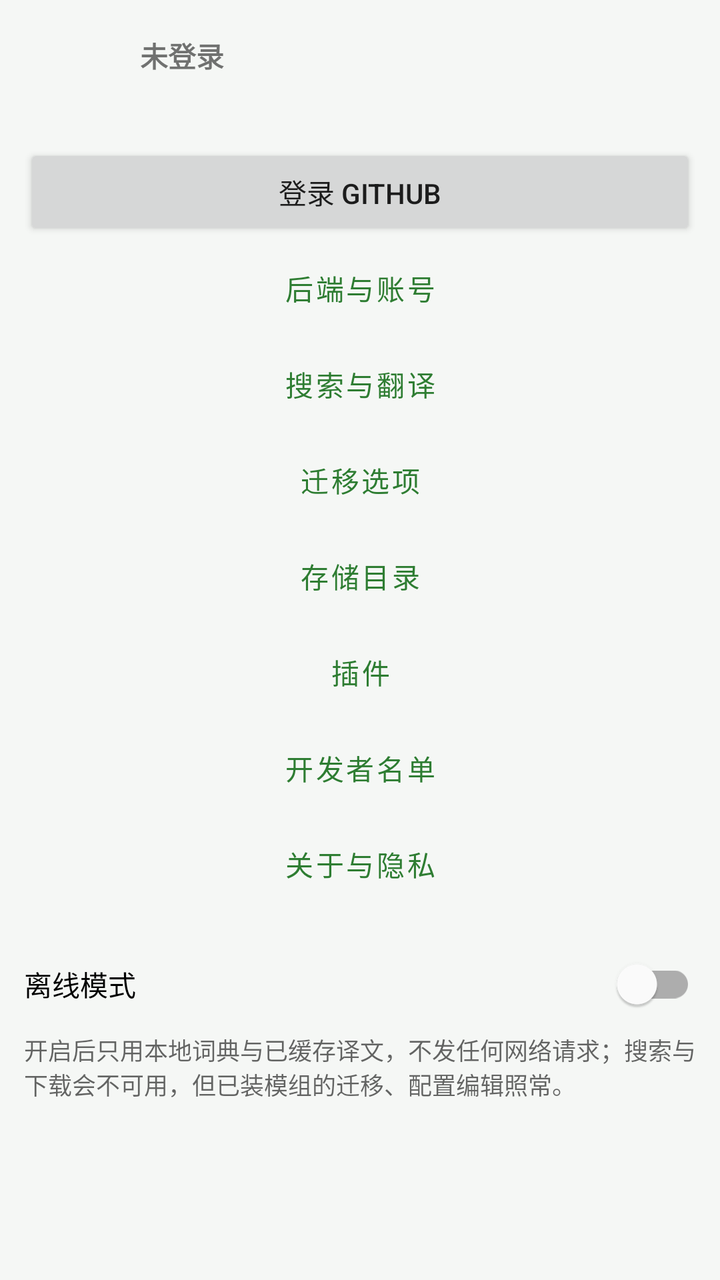
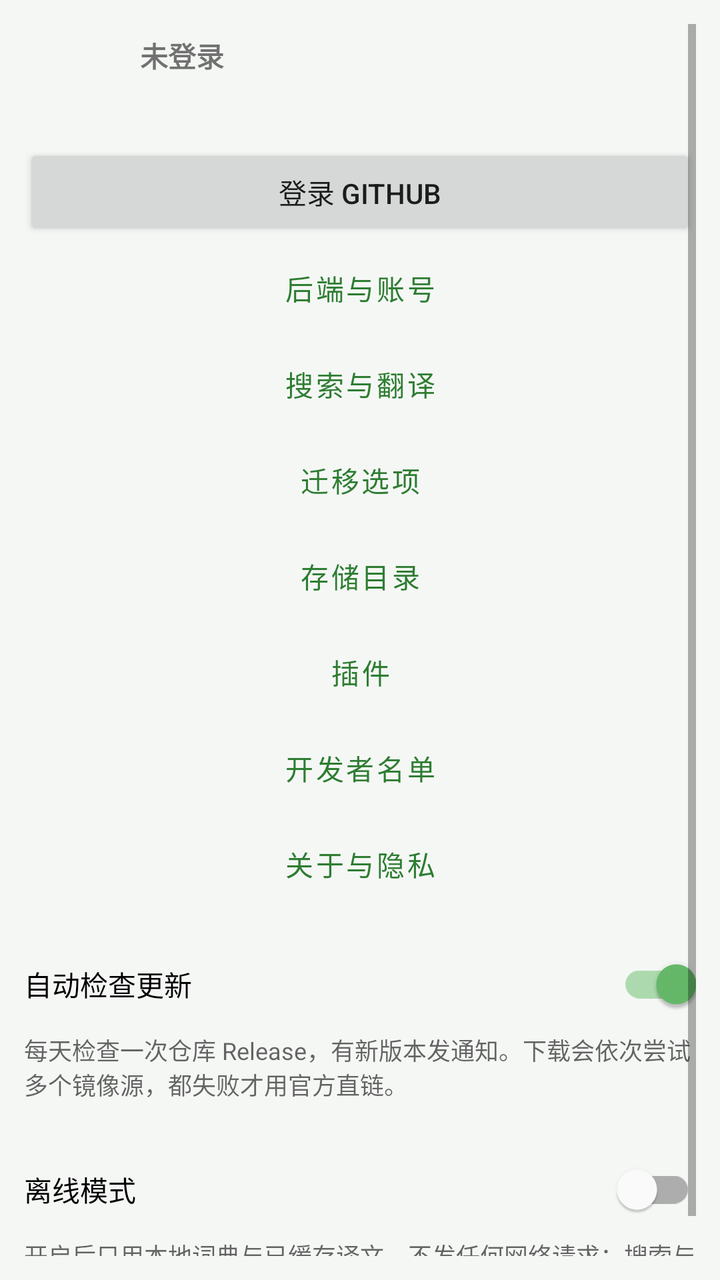

An Android layout rendered at two revisions. The XML below is the earlier revision; the diff shows what the commit changed to produce the second picture.
<!-- AndroidManifest.xml: application theme Theme.ModMigrator -->
<!-- res/layout/fragment_settings_main.xml -->
<?xml version="1.0" encoding="utf-8"?>
<ScrollView xmlns:android="http://schemas.android.com/apk/res/android"
    android:layout_width="match_parent"
    android:layout_height="match_parent"
    android:padding="12dp">

    <LinearLayout
        android:layout_width="match_parent"
        android:layout_height="wrap_content"
        android:orientation="vertical">

        <LinearLayout
            android:id="@+id/rowAccount"
            android:layout_width="match_parent"
            android:layout_height="wrap_content"
            android:gravity="center_vertical"
            android:orientation="horizontal"
            android:paddingBottom="12dp">

            <ImageView
                android:id="@+id/ivAvatar"
                android:layout_width="48dp"
                android:layout_height="48dp"
                android:contentDescription="@string/app_name"
                android:src="@drawable/ic_person" />

            <LinearLayout
                android:layout_width="0dp"
                android:layout_height="wrap_content"
                android:layout_marginStart="10dp"
                android:layout_weight="1"
                android:orientation="vertical">

                <TextView
                    android:id="@+id/tvAccount"
                    android:layout_width="match_parent"
                    android:layout_height="wrap_content"
                    android:text="@string/account_not_login"
                    android:textStyle="bold" />

                <TextView
                    android:id="@+id/tvConnState"
                    android:layout_width="match_parent"
                    android:layout_height="wrap_content"
                    android:textColor="@color/textSecondary"
                    android:textSize="12sp" />
            </LinearLayout>
        </LinearLayout>

        <Button
            android:id="@+id/btnAccount"
            android:layout_width="match_parent"
            android:layout_height="wrap_content"
            android:text="@string/account_login" />

        <Button
            android:id="@+id/btnGoBackend"
            style="@style/Widget.MaterialComponents.Button.OutlinedButton"
            android:layout_width="match_parent"
            android:layout_height="wrap_content"
            android:text="@string/menu_backend" />

        <Button
            android:id="@+id/btnGoSearch"
            style="@style/Widget.MaterialComponents.Button.OutlinedButton"
            android:layout_width="match_parent"
            android:layout_height="wrap_content"
            android:text="@string/menu_search" />

        <Button
            android:id="@+id/btnGoMigrate"
            style="@style/Widget.MaterialComponents.Button.OutlinedButton"
            android:layout_width="match_parent"
            android:layout_height="wrap_content"
            android:text="@string/menu_migrate" />

        <Button
            android:id="@+id/btnGoStorage"
            style="@style/Widget.MaterialComponents.Button.OutlinedButton"
            android:layout_width="match_parent"
            android:layout_height="wrap_content"
            android:text="@string/menu_storage" />

        <Button
            android:id="@+id/btnGoPlugin"
            style="@style/Widget.MaterialComponents.Button.OutlinedButton"
            android:layout_width="match_parent"
            android:layout_height="wrap_content"
            android:text="@string/menu_plugin" />

        <Button
            android:id="@+id/btnGoDevs"
            style="@style/Widget.MaterialComponents.Button.OutlinedButton"
            android:layout_width="match_parent"
            android:layout_height="wrap_content"
            android:text="@string/menu_devs" />

        <Button
            android:id="@+id/btnGoAbout"
            style="@style/Widget.MaterialComponents.Button.OutlinedButton"
            android:layout_width="match_parent"
            android:layout_height="wrap_content"
            android:text="@string/menu_about" />

        <com.google.android.material.switchmaterial.SwitchMaterial
            android:id="@+id/swOffline"
            android:layout_width="match_parent"
            android:layout_height="wrap_content"
            android:layout_marginTop="12dp"
            android:text="@string/cfg_offline" />

        <TextView
            android:layout_width="match_parent"
            android:layout_height="wrap_content"
            android:paddingBottom="8dp"
            android:text="@string/cfg_offline_hint"
            android:textColor="@color/textSecondary"
            android:textSize="12sp" />
    </LinearLayout>
</ScrollView>
<!-- resources referenced by this layout -->
<resources>
  <color name="textSecondary">#99000000</color>
  <!-- drawable ic_person (drawable) -->
  <?xml version="1.0" encoding="utf-8"?>
  <vector xmlns:android="http://schemas.android.com/apk/res/android"
      android:width="24dp" android:height="24dp"
      android:viewportWidth="960" android:viewportHeight="960"
      android:tint="?attr/colorControlNormal">
      <path android:fillColor="@android:color/white" android:pathData="M480-480q-66 0-113-47t-47-113q0-66 47-113t113-47q66 0 113 47t47 113q0 66-47 113t-113 47ZM160-160v-32q0-34 17.5-62.5T224-294q62-31 126-45t130-14q66 0 130 14t126 45q29 15 46.5 43.5T800-208v32H160Z" />
  </vector>
  <string name="account_login">登录 GitHub</string>
  <string name="account_not_login">未登录</string>
  <string name="app_name">模组迁移助手</string>
  <string name="cfg_offline">离线模式</string>
  <string name="cfg_offline_hint">开启后只用本地词典与已缓存译文，不发任何网络请求；搜索与下载会不可用，但已装模组的迁移、配置编辑照常。</string>
  <string name="menu_about">关于与隐私</string>
  <string name="menu_backend">后端与账号</string>
  <string name="menu_devs">开发者名单</string>
  <string name="menu_migrate">迁移选项</string>
  <string name="menu_plugin">插件</string>
  <string name="menu_search">搜索与翻译</string>
  <string name="menu_storage">存储目录</string>
  <style name="Theme.ModMigrator" parent="Theme.MaterialComponents.DayNight.NoActionBar">
          <item name="colorPrimary">@color/primary</item>
          <item name="colorPrimaryDark">@color/primaryDark</item>
          <item name="colorAccent">@color/accent</item>
          <item name="android:windowBackground">@color/bg</item>
          <item name="android:statusBarColor">@color/primaryDark</item>
          <item name="preferenceTheme">@style/PreferenceThemeOverlay</item>
      </style>
  <color name="primary">#FF2E7D32</color>
  <color name="primaryDark">#FF1B5E20</color>
  <color name="accent">#FF66BB6A</color>
  <color name="bg">#FFF5F7F5</color>
</resources>

<!-- the commit's change to res/layout/fragment_settings_main.xml (unified diff, before → after) -->
@@ -103,6 +103,22 @@
             android:text="@string/menu_about" />
 
         <com.google.android.material.switchmaterial.SwitchMaterial
+            android:id="@+id/swUpdate"
+            android:layout_width="match_parent"
+            android:layout_height="wrap_content"
+            android:layout_marginTop="12dp"
+            android:checked="true"
+            android:text="@string/cfg_update" />
+
+        <TextView
+            android:layout_width="match_parent"
+            android:layout_height="wrap_content"
+            android:paddingBottom="8dp"
+            android:text="@string/cfg_update_hint"
+            android:textColor="@color/textSecondary"
+            android:textSize="12sp" />
+
+        <com.google.android.material.switchmaterial.SwitchMaterial
             android:id="@+id/swOffline"
             android:layout_width="match_parent"
             android:layout_height="wrap_content"
<!-- resource entries referenced after the edit -->
@@ -14,6 +14,8 @@
   <string name="app_name">模组迁移助手</string>
   <string name="cfg_offline">离线模式</string>
   <string name="cfg_offline_hint">开启后只用本地词典与已缓存译文，不发任何网络请求；搜索与下载会不可用，但已装模组的迁移、配置编辑照常。</string>
+  <string name="cfg_update">自动检查更新</string>
+  <string name="cfg_update_hint">每天检查一次仓库 Release，有新版本发通知。下载会依次尝试多个镜像源，都失败才用官方直链。</string>
   <string name="menu_about">关于与隐私</string>
   <string name="menu_backend">后端与账号</string>
   <string name="menu_devs">开发者名单</string>
